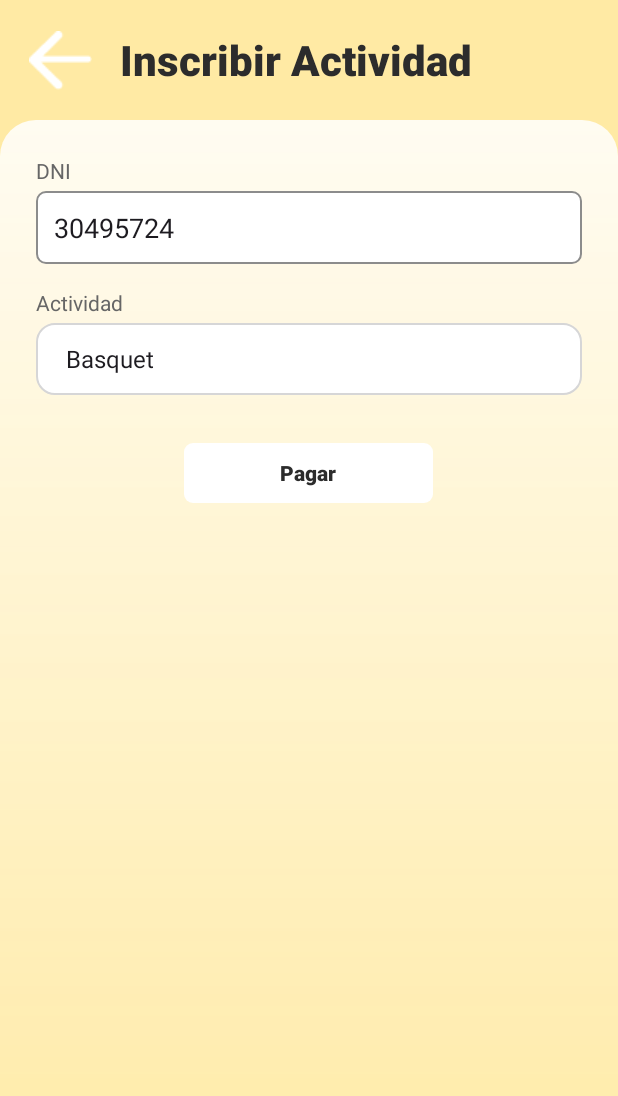
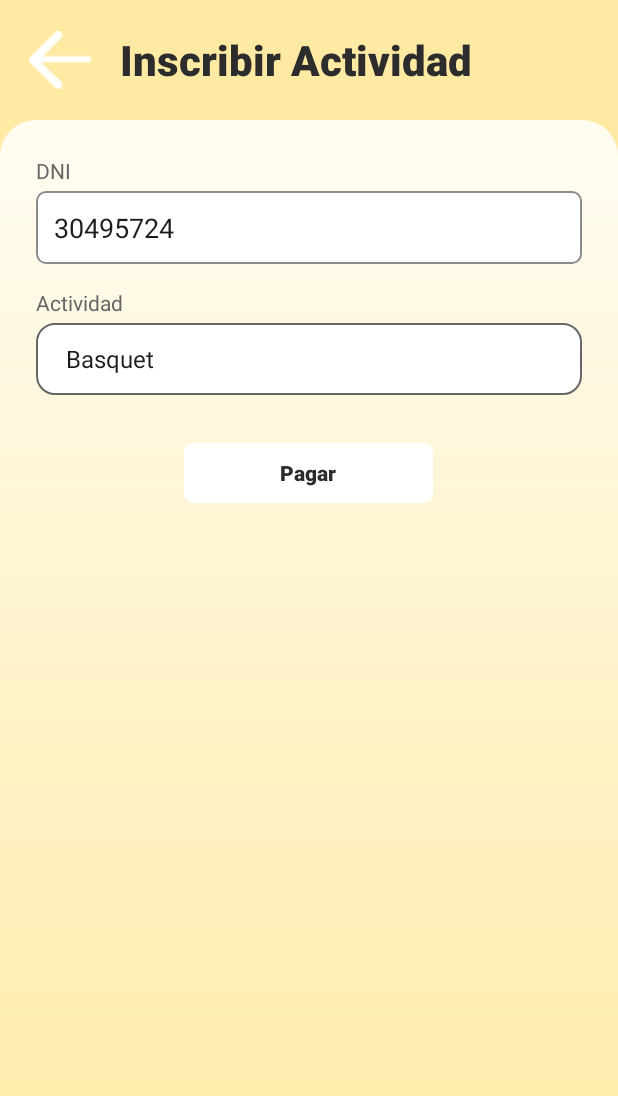
Before and after one commit to Matihp/cd_mobile-app, an Android app: the InscripcionActividadActivity screen opened directly, with no data from a screen before it, on a phone screen of 412 x 824 dp. Shown: the top 1096 px of the screen. Run offline under Robolectric (Android 15) with nearby library versions, the phone set to English and light mode, and no system bars; 1 statement that could not run was skipped.

Commit message:
change drawable-comps

```diff
--- a/app/src/main/res/drawable/button_icon_background.xml
+++ b/app/src/main/res/drawable/button_icon_background.xml
@@ -2,5 +2,5 @@
 <shape xmlns:android="http://schemas.android.com/apk/res/android"
     android:shape="rectangle">
     <solid android:color="@color/btn_icon_gray" />
-    <corners android:radius="12dp" />
+    <corners android:radius="6dp" />
 </shape>
--- a/app/src/main/res/drawable/spinner_background.xml
+++ b/app/src/main/res/drawable/spinner_background.xml
@@ -3,7 +3,7 @@
     <item>
         <shape android:shape="rectangle">
             <solid android:color="@color/white" />
-            <stroke android:width="1dp" android:color="@color/border_gray" />
+            <stroke android:width="1dp" android:color="@color/text_gray" />
             <corners android:radius="12dp" />
         </shape>
     </item>
```
